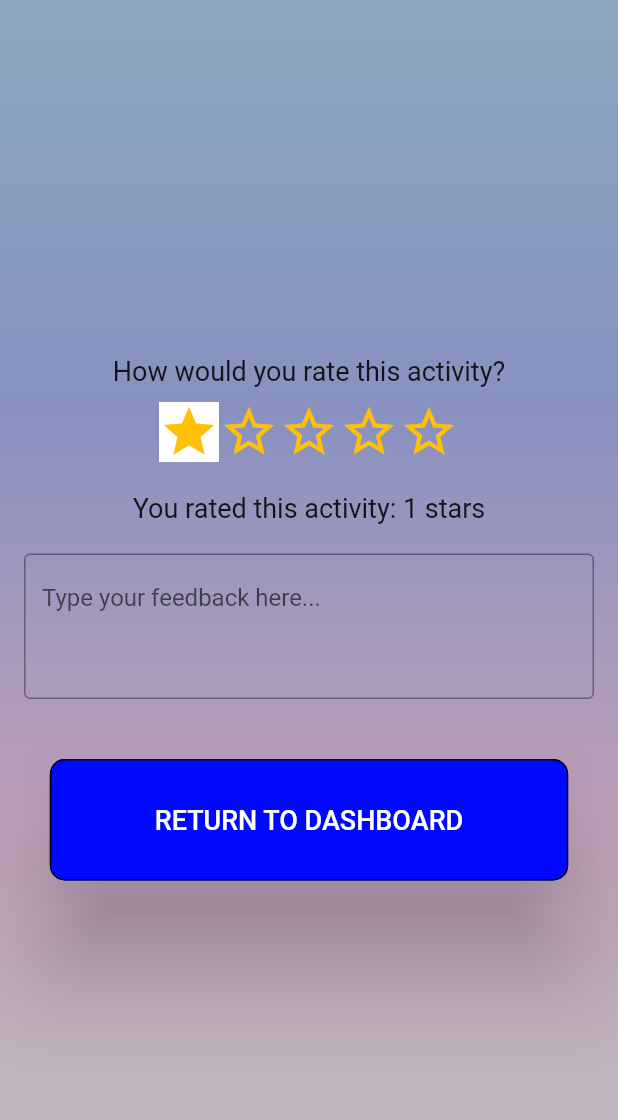
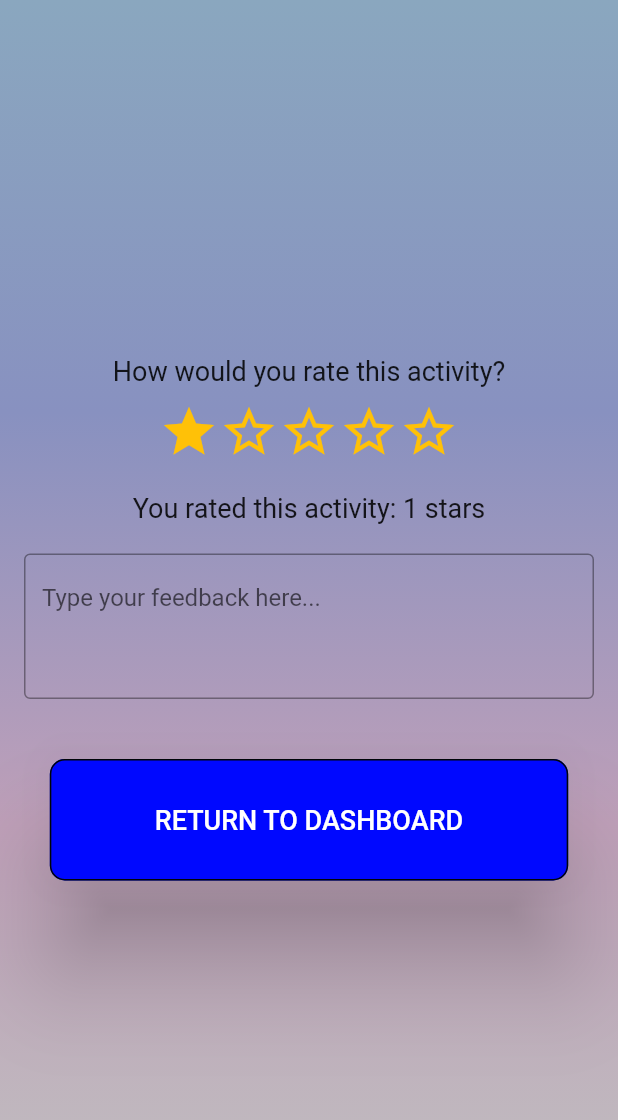
Before and after one commit to mackenziesalinas/HCI-Implementation, a Flutter app: the ReviewPage screen opened directly, after a tap on the "star border" icon, on a phone screen of 412 x 824 dp. Shown: the top 1120 px of the screen. Run offline on Flutter 3.47's test engine with Material 2 defaults, Android fonts, the phone set to English and light mode, and no system bars; our stand-ins replace google_fonts, table_calendar; missing offline and left inert: tech_addict; statements that could not run were skipped.

Commit message:
Update review_page.dart

```diff
--- a/lib/pages/review_page.dart
+++ b/lib/pages/review_page.dart
@@ -59,7 +59,7 @@ class _ReviewPageState extends State<ReviewPage> {
                           rateApp(i);
                         },
                         child: Container(
-                          color: i <= rating ? Colors.white : null,
+                          color: i <= rating ? Colors.transparent : null,
                           child: Icon(
                             i <= rating ? Icons.star : Icons.star_border,
                             size: 40,
```
